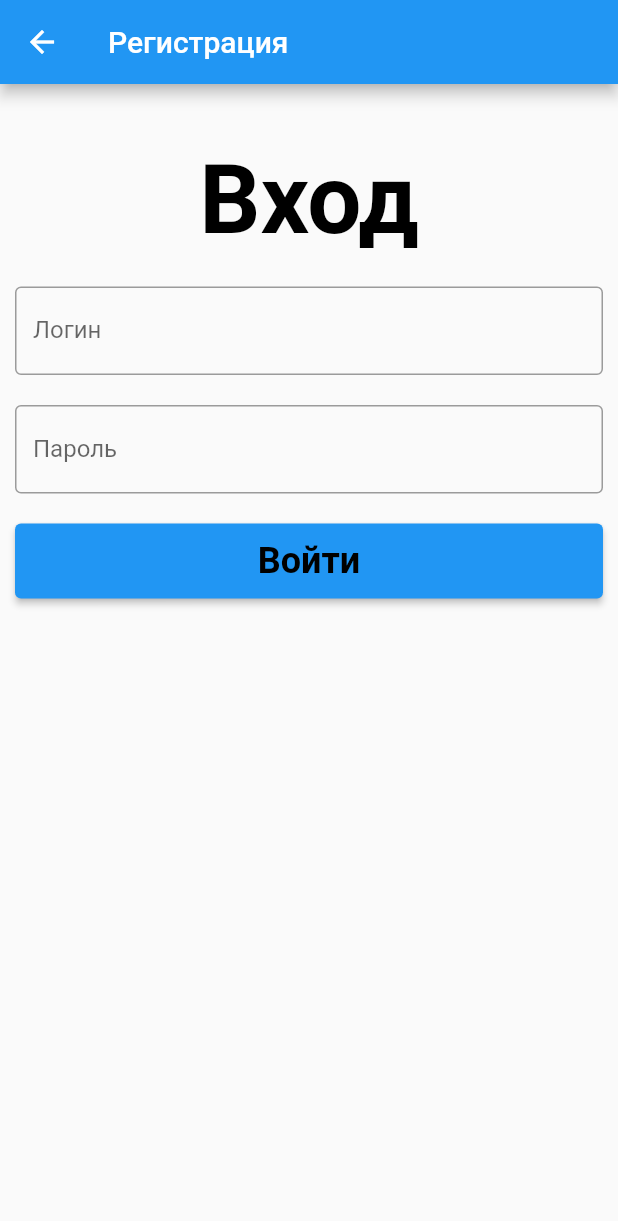
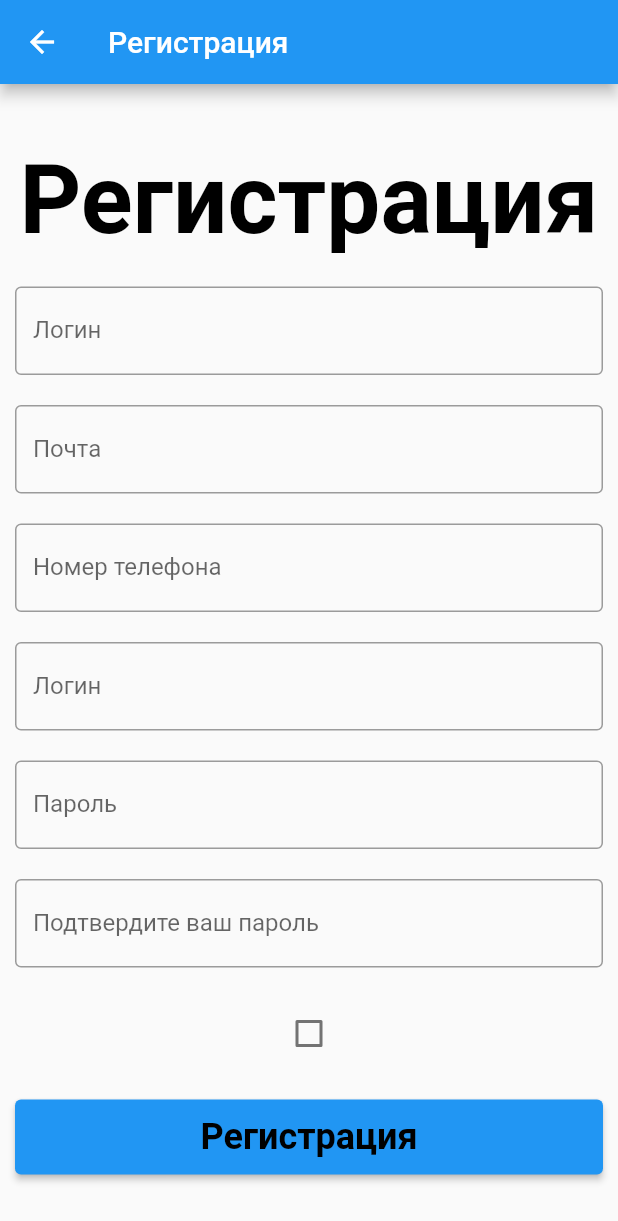
Before and after one commit to KamilM1205/ladikon, a Flutter app: the RegistrationScreen screen opened directly, on a phone screen of 412 x 824 dp. Shown: the top 1221 px of the screen. Run offline on Flutter 3.47's test engine with Material 2 defaults, Android fonts, the phone set to English and light mode, and no system bars.

Commit message:
register commit

```diff
--- /dev/null
+++ b/lib/controllers/registration_controller.dart
@@ -0,0 +1,8 @@
+class RegistrationController {
+  bool isChecked = false;
+
+ void checkBoxed(bool somethingidk) {
+
+ }
+
+}
--- a/lib/views/registrationscreen.dart
+++ b/lib/views/registrationscreen.dart
@@ -9,10 +9,16 @@ class RegistrationScreen extends StatefulWidget {
   RegistrationScreenState createState() => RegistrationScreenState();
 }
 
+
+
 class RegistrationScreenState extends State<RegistrationScreen> {
+  bool isAccepted = false;
+
   @override
+
   Widget build(BuildContext context) {
     return Scaffold(
+
         appBar: AppBar(
           title: const Text("Регистрация"),
         ),
@@ -25,7 +31,7 @@ class RegistrationScreenState extends State<RegistrationScreen> {
                 Container(
                   padding: const EdgeInsets.only(top: 40, bottom: 10),
                   child: const Text(
-                    "Вход",
+                    "Регистрация",
                     style: TextStyle(
                         color: AppColors.text,
                         fontSize: 64,
@@ -47,9 +53,57 @@ class RegistrationScreenState extends State<RegistrationScreen> {
                       controller: null,
                       decoration: InputDecoration(
                           border: OutlineInputBorder(),
+                          label: Text("Почта"),
+                          hintText: "Ваша почта"),
+                    )),
+                const Padding(
+                    padding: EdgeInsets.all(10),
+                    child: TextField(
+                      controller: null,
+                      decoration: InputDecoration(
+                          border: OutlineInputBorder(),
+                          label: Text("Номер телефона"),
+                          hintText: "Введите ваш номер"),
+                    )),
+                const Padding(
+                    padding: EdgeInsets.all(10),
+                    child: TextField(
+                      controller: null,
+                      decoration: InputDecoration(
+                          border: OutlineInputBorder(),
+                          label: Text("Логин"),
+                          hintText: "Почта/номер телефона"),
+                    )),
+                const Padding(
+                    padding: EdgeInsets.all(10),
+                    child: TextField(
+                      controller: null,
+                      decoration: InputDecoration(
+                          border: OutlineInputBorder(),
                           label: Text("Пароль"),
                           hintText: "Ваш пароль"),
                     )),
+                const Padding(
+                    padding: EdgeInsets.all(10),
+                    child: TextField(
+                      controller: null,
+                      decoration: InputDecoration(
+                          border: OutlineInputBorder(),
+                          label: Text("Подтвердите ваш пароль"),
+                          hintText: "Ваш пароль"),
+                    )),
+                Padding(
+                  padding: EdgeInsets.all(10),
+                  child: Checkbox(
+                    value: isAccepted,
+                    onChanged: (bool? value) {
+                      setState(() {
+                          isAccepted = value!;
+                        }
+                      );
+                    },
+                  )
+                ),
                 Padding(
                   padding: const EdgeInsets.all(10),
                   child: ElevatedButton(
@@ -63,7 +117,7 @@ class RegistrationScreenState extends State<RegistrationScreen> {
                           MaterialStatePropertyAll(AppColors.primary),
                     ),
                     onPressed: () => setState(() => {}),
-                    child: const Text('Войти'),
+                    child: const Text('Регистрация'),
                   ),
                 ),
               ],
```
